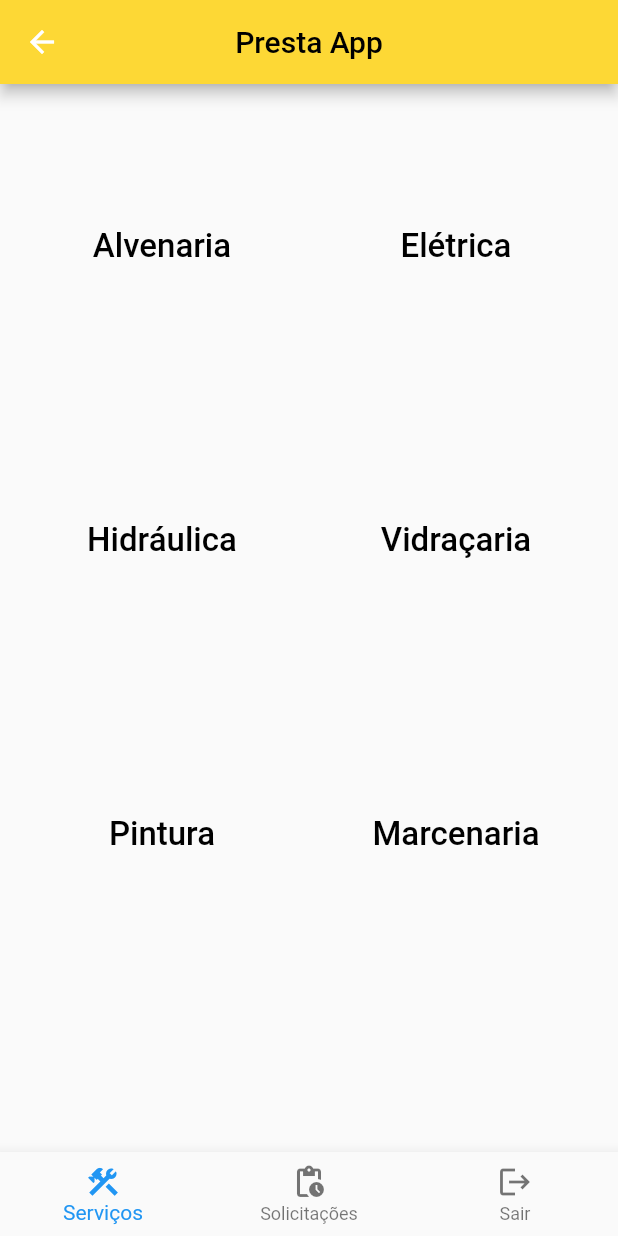
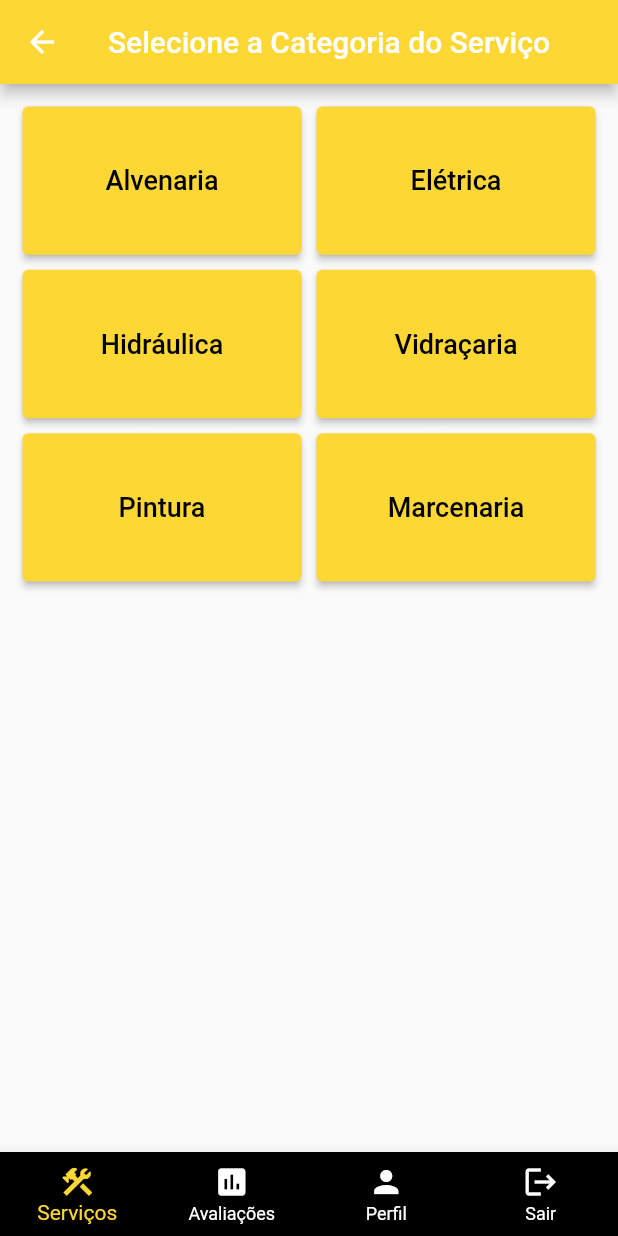
Before and after one commit to jessielyoliveira/presta, a Flutter app: the LoginScreen screen opened directly, after a tap on "Login", on a phone screen of 412 x 824 dp. Run offline on Flutter 3.47's test engine with Material 2 defaults, Android fonts, the phone set to English and light mode, and no system bars.

Commit message:
Telas de serviço, listagem dos prestadores, navegaçao entre telas e a padronizaçao de alguns elementos

```diff
--- a/lib/main.dart
+++ b/lib/main.dart
@@ -1,4 +1,5 @@
 import 'package:flutter/material.dart';
+import 'package:presta/screens/cliente/servicos.dart';
 import 'package:presta/screens/login_screen.dart';
 import 'package:presta/screens/prestador/AddPortifolio.dart';
 import 'package:presta/screens/prestador/perfil.dart';
@@ -9,6 +10,6 @@ void main() => runApp(MyApp());
 class MyApp extends StatelessWidget {
   @override
   Widget build(BuildContext context) {
-    return MaterialApp(home: AddPortifolio());
+    return MaterialApp(home: Servicos());
   }
 }
--- /dev/null
+++ b/lib/screens/cliente/servicos.dart
@@ -0,0 +1,65 @@
+import 'package:flutter/material.dart';
+import 'package:presta/screens/cliente/listagem_prestadores.dart';
+import 'package:presta/screens/estrutura.dart';
+
+class Servicos extends StatefulWidget {
+  @override
+  _ServicosState createState() => _ServicosState();
+}
+
+class _ServicosState extends State<Servicos> {
+  @override
+  Widget build(BuildContext context) {
+    return Scaffold(
+        appBar: getAppBar('Selecione a Categoria do Serviço'),
+        body: buildScreenCategorias(context),
+        bottomNavigationBar: getButtonNavigationBar());
+  }
+}
+
+/// Constrói a tela das categorias de serviço
+Widget buildScreenCategorias(BuildContext context) {
+  return Column(children: [
+    Expanded(
+      child: Container(
+        margin: EdgeInsets.all(10),
+        child: GridView.count(
+            crossAxisCount: 2,
+            childAspectRatio: 1.8,
+            children: botoesCategorias(context)),
+      ),
+    ),
+  ]);
+}
+
+/// Gera os botões com as categorias
+List<Container> botoesCategorias(BuildContext context) {
+  List<Container> botoesCategorias = [];
+
+  for (var categoria in getCategoriasServico()) {
+    var botao = Container(
+        margin: EdgeInsets.all(5),
+        child: ElevatedButton(
+          onPressed: () => direcionar(context, ListagemPrestadores()),
+          style: ButtonStyle(
+              foregroundColor: MaterialStateProperty.all(Colors.black),
+              backgroundColor:
+                  MaterialStateProperty.all(Colors.yellow.shade600)),
+          child: Text(categoria, style: TextStyle(fontSize: 18)),
+        ));
+
+    botoesCategorias.add(botao);
+  }
+
+  return botoesCategorias;
+}
+
+/// Definição das categorias de serviços
+List<String> getCategoriasServico() => [
+      "Alvenaria",
+      "Elétrica",
+      "Hidráulica",
+      "Vidraçaria",
+      "Pintura",
+      "Marcenaria",
+    ];
--- a/lib/screens/cliente/solicitacao_servico.dart
+++ /dev/null
@@ -1,68 +0,0 @@
-import 'package:flutter/material.dart';
-
-class SolicitacaoServicos extends StatefulWidget {
-  final String title = 'Presta App';
-  @override
-  _SolicitacaoServicosState createState() => _SolicitacaoServicosState();
-}
-
-class _SolicitacaoServicosState extends State<SolicitacaoServicos> {
-  @override
-  Widget build(BuildContext context) {
-    return Scaffold(
-      appBar: AppBar(
-        title: Text(widget.title, style: TextStyle(color: Colors.black)),
-        centerTitle: true,
-        backgroundColor: Colors.yellow.shade600,
-      ),
-      body: GridView.count(
-        crossAxisCount: 2,
-        crossAxisSpacing: 20,
-        mainAxisSpacing: 20,
-        padding: EdgeInsets.all(20),
-        children: buttonsCategorias(),
-      ),
-      bottomNavigationBar: BottomNavigationBar(
-        items: getButtonsNavigationBar(),
-      ),
-    );
-  }
-}
-
-/// Gera os botões com as categorias */
-List<TextButton> buttonsCategorias() {
-  List<TextButton> buttonsCategorias = [];
-
-  for (var categoria in getCategoriasServico()) {
-    var button = TextButton(
-      child: Text(
-        categoria,
-        style: TextStyle(fontSize: 22.0, color: Colors.black),
-      ),
-      onPressed: () {},
-    );
-
-    buttonsCategorias.add(button);
-  }
-
-  return buttonsCategorias;
-}
-
-/// Definição das categorias de serviços */
-List<String> getCategoriasServico() => [
-      "Alvenaria",
-      "Elétrica",
-      "Hidráulica",
-      "Vidraçaria",
-      "Pintura",
-      "Marcenaria"
-    ];
-
-/// Botões da barra de navegação */
-List<BottomNavigationBarItem> getButtonsNavigationBar() => [
-      BottomNavigationBarItem(
-          label: 'Serviços', icon: Icon(Icons.construction)),
-      BottomNavigationBarItem(
-          label: 'Solicitações', icon: Icon(Icons.pending_actions)),
-      BottomNavigationBarItem(label: 'Sair', icon: Icon(Icons.logout)),
-    ];
--- /dev/null
+++ b/lib/screens/estrutura.dart
@@ -0,0 +1,34 @@
+import 'package:flutter/material.dart';
+
+/// Título do App
+String getTitleApp() => 'Presta';
+
+/// Gera a AppBar
+AppBar getAppBar(titulo) =>
+    AppBar(title: Text(titulo), backgroundColor: Colors.yellow.shade600);
+
+/// Gera o BottomNavigationBar
+BottomNavigationBar getButtonNavigationBar() => BottomNavigationBar(
+      items: botoesNavegacao(),
+      backgroundColor: Colors.black,
+      unselectedItemColor: Colors.white,
+      selectedItemColor: Colors.yellow.shade600,
+      type: BottomNavigationBarType.fixed,
+    );
+
+/// Gera os botões da barra de navegação
+List<BottomNavigationBarItem> botoesNavegacao() => [
+      BottomNavigationBarItem(
+          icon: Icon(Icons.construction), label: 'Serviços'),
+      BottomNavigationBarItem(
+          icon: Icon(Icons.assessment), label: 'Avaliações'),
+      BottomNavigationBarItem(icon: Icon(Icons.person), label: 'Perfil'),
+      BottomNavigationBarItem(icon: Icon(Icons.logout), label: 'Sair'),
+    ];
+
+/// Direciona para a tela passada por parâmetro
+void direcionar(BuildContext context, Widget widget) {
+  Navigator.push(context,
+    MaterialPageRoute(
+        builder: (context) => widget));
+}
--- a/lib/screens/login_screen.dart
+++ b/lib/screens/login_screen.dart
@@ -1,5 +1,5 @@
 import 'package:flutter/material.dart';
-import 'package:presta/screens/cliente/solicitacao_servico.dart';
+import 'package:presta/screens/cliente/servicos.dart';
 
 class LoginScreen extends StatefulWidget {
   @override
@@ -111,7 +111,7 @@ class _LoginScreenState extends State<LoginScreen> {
                       Navigator.push(
                           context,
                           MaterialPageRoute(
-                              builder: (context) => SolicitacaoServicos()));
+                              builder: (context) => Servicos()));
                     },
                     child: Text(
                       "Login",
```
Also changed, not shown: lib/model/prestador.dart (added, +27 -0 lines), lib/screens/cliente/feed.dart (added, +33 -0 lines), lib/screens/cliente/listagem_prestadores.dart (added, +46 -0 lines), pubspec.lock.
